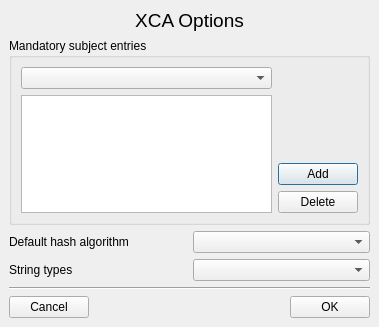
Old version of the form ui/Options.ui in the repository chris2511/xca.
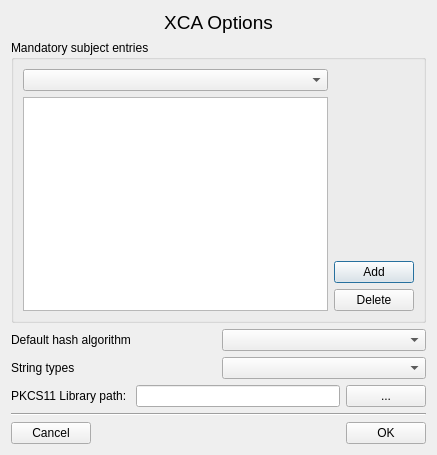
New version of the form. Custom widgets are drawn as their Qt base class.

```diff
--- a/ui/Options.ui
+++ b/ui/Options.ui
@@ -5,20 +5,14 @@
    <rect>
     <x>0</x>
     <y>0</y>
-    <width>379</width>
-    <height>327</height>
+    <width>437</width>
+    <height>455</height>
    </rect>
   </property>
   <property name="windowTitle" >
    <string>Dialog</string>
   </property>
-  <layout class="QVBoxLayout" >
-   <property name="margin" >
-    <number>9</number>
-   </property>
-   <property name="spacing" >
-    <number>6</number>
-   </property>
+  <layout class="QVBoxLayout" name="verticalLayout" >
    <item>
     <widget class="QLabel" name="TextLabel1" >
      <property name="font" >
@@ -49,9 +43,6 @@
       <string>Mandatory subject entries</string>
      </property>
      <layout class="QHBoxLayout" >
-      <property name="margin" >
-       <number>9</number>
-      </property>
       <property name="spacing" >
        <number>6</number>
       </property>
@@ -63,6 +54,9 @@
         <property name="spacing" >
          <number>6</number>
         </property>
+        <property name="margin" >
+         <number>0</number>
+        </property>
         <item>
          <widget class="QComboBox" name="extDNobj" />
         </item>
@@ -151,6 +145,40 @@
      </item>
     </layout>
    </item>
+   <item>
+    <layout class="QHBoxLayout" name="horizontalLayout" >
+     <item>
+      <widget class="QLabel" name="label_2" >
+       <property name="text" >
+        <string>PKCS11 Library path: </string>
+       </property>
+      </widget>
+     </item>
+     <item>
+      <widget class="QLineEdit" name="pkcs11path" >
+       <property name="sizePolicy" >
+        <sizepolicy vsizetype="Fixed" hsizetype="Expanding" >
+         <horstretch>0</horstretch>
+         <verstretch>0</verstretch>
+        </sizepolicy>
+       </property>
+      </widget>
+     </item>
+     <item>
+      <widget class="QPushButton" name="pushButton" >
+       <property name="sizePolicy" >
+        <sizepolicy vsizetype="Fixed" hsizetype="Minimum" >
+         <horstretch>0</horstretch>
+         <verstretch>0</verstretch>
+        </sizepolicy>
+       </property>
+       <property name="text" >
+        <string>...</string>
+       </property>
+      </widget>
+     </item>
+    </layout>
+   </item>
    <item>
     <widget class="Line" name="line" >
      <property name="orientation" >
@@ -160,9 +188,6 @@
    </item>
    <item>
     <layout class="QHBoxLayout" >
-     <property name="margin" >
-      <number>0</number>
-     </property>
      <property name="spacing" >
       <number>6</number>
      </property>
```
Left out of the diff: 31 changed lines with no effect on the pictures.
